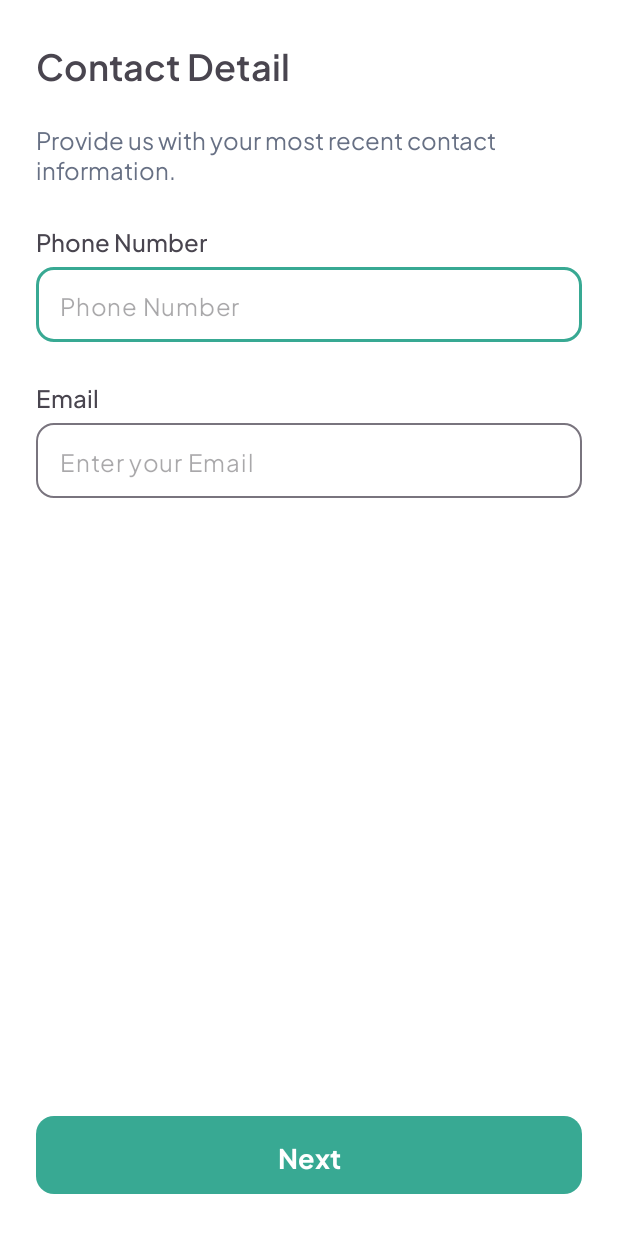
After one commit to SkyExplorer-Team/android-dev, an Android app: the fragment SignUpContactFragment shown on its own in the app's theme, on a phone screen of 412 x 824 dp. The commit adds this screen. Shown: the top 1233 px of the screen. Run offline under Robolectric (Android 15) with nearby library versions, the phone set to English and light mode, and no system bars.

Commit message:
signup detail contact

```diff
--- /dev/null
+++ b/app/src/main/java/com/capstone/skyexplorer/presentation/ui/signup/SignUpContactFragment.kt
@@ -0,0 +1,60 @@
+package com.capstone.skyexplorer.presentation.ui.signup
+
+import android.os.Bundle
+import androidx.fragment.app.Fragment
+import android.view.LayoutInflater
+import android.view.View
+import android.view.ViewGroup
+import com.capstone.skyexplorer.R
+
+// TODO: Rename parameter arguments, choose names that match
+// the fragment initialization parameters, e.g. ARG_ITEM_NUMBER
+private const val ARG_PARAM1 = "param1"
+private const val ARG_PARAM2 = "param2"
+
+/**
+ * A simple [Fragment] subclass.
+ * Use the [SignUpContactFragment.newInstance] factory method to
+ * create an instance of this fragment.
+ */
+class SignUpContactFragment : Fragment() {
+    // TODO: Rename and change types of parameters
+    private var param1: String? = null
+    private var param2: String? = null
+
+    override fun onCreate(savedInstanceState: Bundle?) {
+        super.onCreate(savedInstanceState)
+        arguments?.let {
+            param1 = it.getString(ARG_PARAM1)
+            param2 = it.getString(ARG_PARAM2)
+        }
+    }
+
+    override fun onCreateView(
+        inflater: LayoutInflater, container: ViewGroup?,
+        savedInstanceState: Bundle?
+    ): View? {
+        // Inflate the layout for this fragment
+        return inflater.inflate(R.layout.fragment_sign_up_contact, container, false)
+    }
+
+    companion object {
+        /**
+         * Use this factory method to create a new instance of
+         * this fragment using the provided parameters.
+         *
+         * @param param1 Parameter 1.
+         * @param param2 Parameter 2.
+         * @return A new instance of fragment SignUpContactFragment.
+         */
+        // TODO: Rename and change types and number of parameters
+        @JvmStatic
+        fun newInstance(param1: String, param2: String) =
+            SignUpContactFragment().apply {
+                arguments = Bundle().apply {
+                    putString(ARG_PARAM1, param1)
+                    putString(ARG_PARAM2, param2)
+                }
+            }
+    }
+}
--- /dev/null
+++ b/app/src/main/res/layout/fragment_sign_up_contact.xml
@@ -0,0 +1,102 @@
+<?xml version="1.0" encoding="utf-8"?>
+<androidx.constraintlayout.widget.ConstraintLayout xmlns:android="http://schemas.android.com/apk/res/android"
+    xmlns:app="http://schemas.android.com/apk/res-auto"
+    xmlns:tools="http://schemas.android.com/tools"
+    android:layout_width="match_parent"
+    android:layout_height="match_parent"
+    android:background="@color/white"
+    tools:context=".presentation.ui.signup.SignUpContactFragment"
+    android:padding="24dp">
+
+    <TextView
+        android:id="@+id/tvContactDetail"
+        android:layout_width="wrap_content"
+        android:layout_height="wrap_content"
+        android:fontFamily="@font/pjs_semibold"
+        android:text="@string/contact_detail"
+        android:textSize="24sp"
+        app:layout_constraintStart_toStartOf="parent"
+        app:layout_constraintTop_toTopOf="parent" />
+
+    <TextView
+        android:id="@+id/tvDescription"
+        android:layout_width="match_parent"
+        android:layout_height="wrap_content"
+        android:layout_marginTop="20dp"
+        android:fontFamily="@font/pjs_regular"
+        android:text="@string/provide_us_with_your_most_recent_contact_information"
+        android:textColor="@color/neutral_500"
+        android:textSize="16sp"
+        app:layout_constraintTop_toBottomOf="@id/tvContactDetail" />
+
+    <TextView
+        android:id="@+id/tvPhoneNumber"
+        android:layout_width="wrap_content"
+        android:layout_height="wrap_content"
+        android:layout_marginTop="24dp"
+        android:fontFamily="@font/pjs_medium"
+        android:text="@string/phone_number"
+        android:textSize="16sp"
+        app:layout_constraintStart_toStartOf="@id/tvContactDetail"
+        app:layout_constraintTop_toBottomOf="@id/tvDescription" />
+
+    <com.google.android.material.textfield.TextInputLayout
+        android:id="@+id/edtFirstMiddleName"
+        style="@style/TextInput"
+        android:layout_marginTop="6dp"
+        app:boxStrokeErrorColor="@color/danger_500"
+        app:hintEnabled="false"
+        app:layout_constraintStart_toStartOf="parent"
+        app:layout_constraintTop_toBottomOf="@id/tvPhoneNumber">
+
+        <com.google.android.material.textfield.TextInputEditText
+            android:id="@+id/inputFirstMiddleName"
+            android:layout_width="match_parent"
+            android:layout_height="wrap_content"
+            android:fontFamily="@font/pjs_regular"
+            android:hint="@string/phone_number"
+            android:textSize="16sp" />
+
+    </com.google.android.material.textfield.TextInputLayout>
+
+
+    <TextView
+        android:id="@+id/tvEmail"
+        android:layout_width="wrap_content"
+        android:layout_height="wrap_content"
+        android:layout_marginTop="24dp"
+        android:fontFamily="@font/pjs_medium"
+        android:text="@string/email"
+        android:textSize="16sp"
+        app:layout_constraintStart_toStartOf="@id/tvContactDetail"
+        app:layout_constraintTop_toBottomOf="@id/edtFirstMiddleName" />
+
+    <com.google.android.material.textfield.TextInputLayout
+        android:id="@+id/edtEmail"
+        style="@style/TextInput"
+        android:layout_marginTop="6dp"
+        app:boxStrokeErrorColor="@color/danger_500"
+        app:hintEnabled="false"
+        app:layout_constraintStart_toStartOf="parent"
+        app:layout_constraintTop_toBottomOf="@id/tvEmail">
+
+        <com.google.android.material.textfield.TextInputEditText
+            android:id="@+id/inputEmail"
+            android:layout_width="match_parent"
+            android:layout_height="wrap_content"
+            android:fontFamily="@font/pjs_regular"
+            android:hint="@string/enter_email"
+            android:inputType="textEmailAddress"
+            android:textSize="16sp" />
+
+    </com.google.android.material.textfield.TextInputLayout>
+
+
+    <com.google.android.material.button.MaterialButton
+        android:id="@+id/btnSignIn"
+        style="@style/ButtonStyle"
+        android:text="@string/next"
+        app:layout_constraintBottom_toBottomOf="parent"
+        app:layout_constraintStart_toStartOf="@id/tvContactDetail" />
+
+</androidx.constraintlayout.widget.ConstraintLayout>
--- a/app/src/main/res/values/strings.xml
+++ b/app/src/main/res/values/strings.xml
@@ -23,4 +23,7 @@
     <string name="your_nationality">Your Nationality</string>
     <string name="dateofbirth">Date of Birth</string>
     <string name="next">Next</string>
+    <string name="contact_detail">Contact Detail</string>
+    <string name="provide_us_with_your_most_recent_contact_information">Provide us with your most recent contact information.</string>
+    <string name="phone_number">Phone Number</string>
 </resources>
```
Also changed, not shown: app/src/main/java/com/capstone/skyexplorer/presentation/ui/signup/SignUpCheckFragment.kt (added, +60 -0 lines), app/src/main/res/layout/fragment_sign_up_check.xml (added, +14 -0 lines), app/src/main/res/layout/fragment_sign_up_personal.xml (+6 -6 lines).
